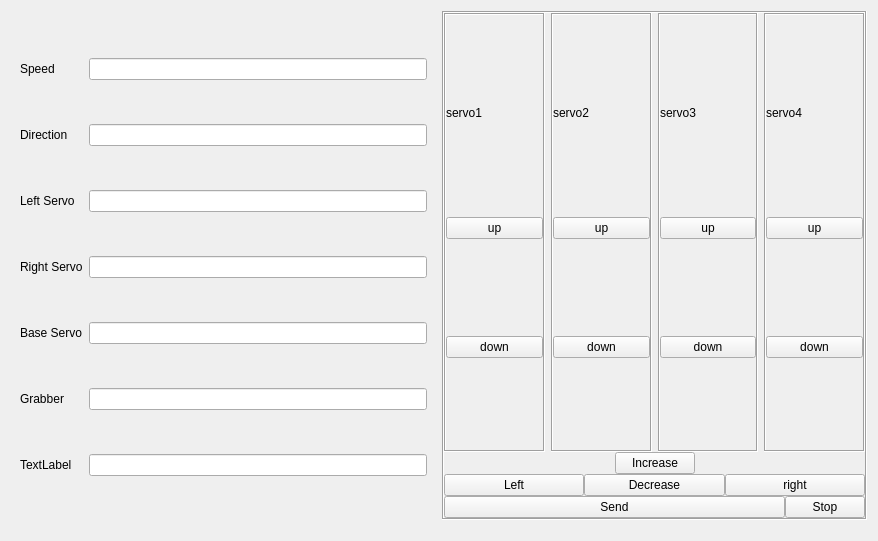
Above: View/setUpPage.ui from duqcyxwd/LeapRobot before the change. Below: the same form after it.
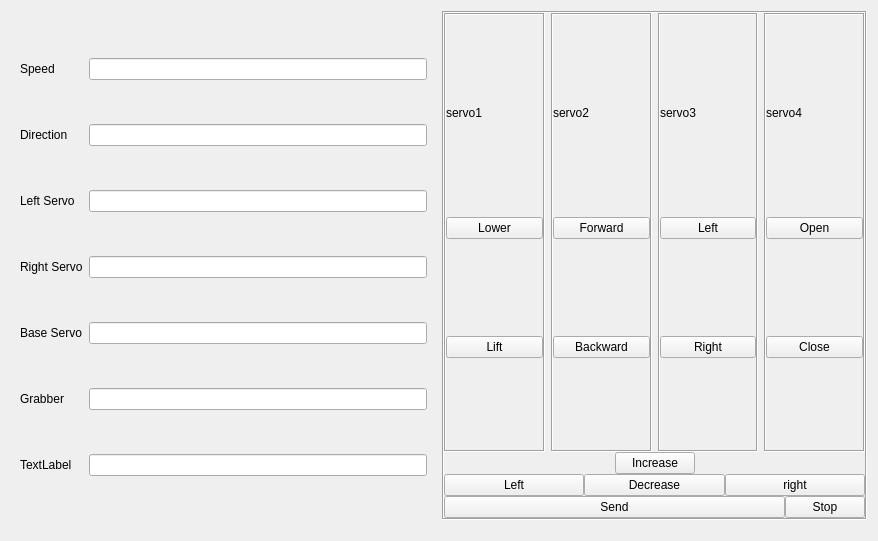
That is the form after the change.

What changed in the file:
```diff
--- a/View/setUpPage.ui
+++ b/View/setUpPage.ui
@@ -247,7 +247,7 @@
                     <item>
                      <widget class="QPushButton" name="up1">
                       <property name="text">
-                       <string>up</string>
+                       <string>Lower</string>
                       </property>
                       <property name="shortcut">
                        <string>Q</string>
@@ -257,7 +257,7 @@
                     <item>
                      <widget class="QPushButton" name="down1">
                       <property name="text">
-                       <string>down</string>
+                       <string>Lift</string>
                       </property>
                       <property name="shortcut">
                        <string>A</string>
@@ -310,7 +310,7 @@
                     <item>
                      <widget class="QPushButton" name="up2">
                       <property name="text">
-                       <string>up</string>
+                       <string>Forward</string>
                       </property>
                       <property name="shortcut">
                        <string>W</string>
@@ -320,7 +320,7 @@
                     <item>
                      <widget class="QPushButton" name="down2">
                       <property name="text">
-                       <string>down</string>
+                       <string>Backward</string>
                       </property>
                       <property name="shortcut">
                        <string>S</string>
@@ -373,7 +373,7 @@
                     <item>
                      <widget class="QPushButton" name="up3">
                       <property name="text">
-                       <string>up</string>
+                       <string>Left</string>
                       </property>
                       <property name="shortcut">
                        <string>E</string>
@@ -383,7 +383,7 @@
                     <item>
                      <widget class="QPushButton" name="down3">
                       <property name="text">
-                       <string>down</string>
+                       <string>Right</string>
                       </property>
                       <property name="shortcut">
                        <string>D</string>
@@ -436,7 +436,7 @@
                     <item>
                      <widget class="QPushButton" name="up4">
                       <property name="text">
-                       <string>up</string>
+                       <string>Open</string>
                       </property>
                       <property name="shortcut">
                        <string>R</string>
@@ -446,7 +446,7 @@
                     <item>
                      <widget class="QPushButton" name="down4">
                       <property name="text">
-                       <string>down</string>
+                       <string>Close</string>
                       </property>
                       <property name="shortcut">
                        <string>F</string>
```
